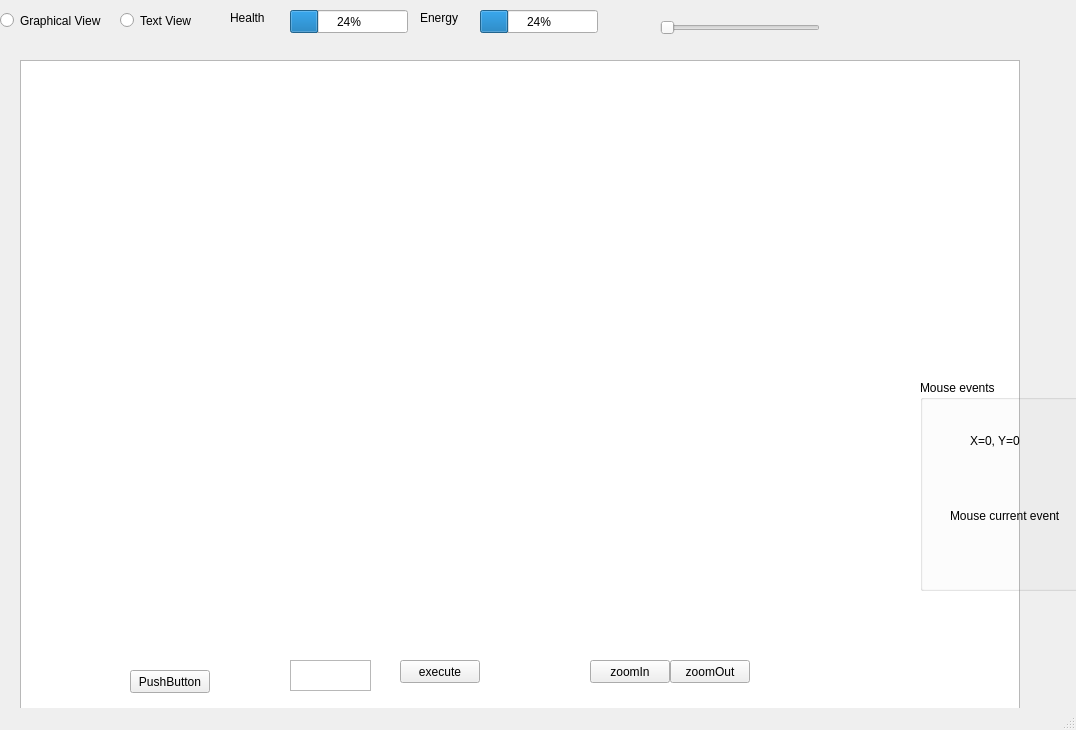
The window that mainwindow.ui (CemalYet/PathPlanner) describes before a commit, drawn with Qt 5.
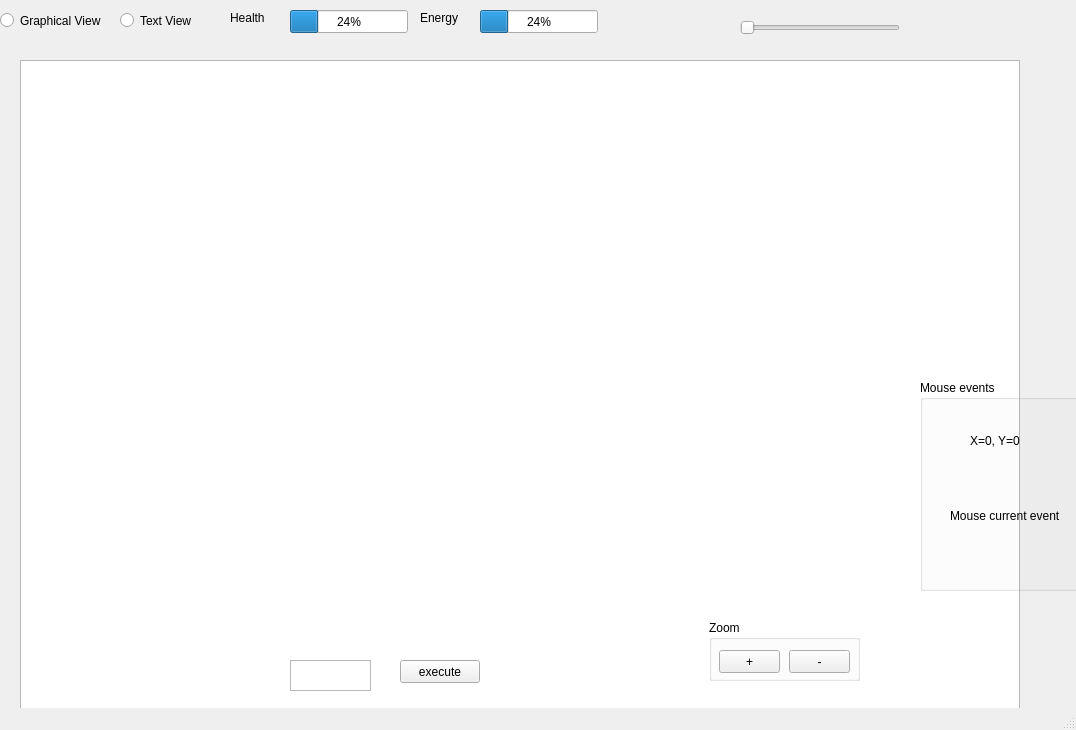
The same window after the commit. Custom widgets are drawn as their Qt base class.

What changed in the file:
```diff
--- a/mainwindow.ui
+++ b/mainwindow.ui
@@ -109,32 +109,6 @@
      <string>execute</string>
     </property>
    </widget>
-   <widget class="QPushButton" name="pushButton_2">
-    <property name="geometry">
-     <rect>
-      <x>590</x>
-      <y>660</y>
-      <width>80</width>
-      <height>23</height>
-     </rect>
-    </property>
-    <property name="text">
-     <string>zoomIn</string>
-    </property>
-   </widget>
-   <widget class="QPushButton" name="pushButton_3">
-    <property name="geometry">
-     <rect>
-      <x>670</x>
-      <y>660</y>
-      <width>80</width>
-      <height>23</height>
-     </rect>
-    </property>
-    <property name="text">
-     <string>zoomOut</string>
-    </property>
-   </widget>
    <widget class="QRadioButton" name="radioButton">
     <property name="geometry">
      <rect>
@@ -161,19 +135,6 @@
      <string>Text View</string>
     </property>
    </widget>
-   <widget class="QPushButton" name="pushButton_4">
-    <property name="geometry">
-     <rect>
-      <x>130</x>
-      <y>670</y>
-      <width>80</width>
-      <height>23</height>
-     </rect>
-    </property>
-    <property name="text">
-     <string>PushButton</string>
-    </property>
-   </widget>
    <widget class="QGroupBox" name="groupBox">
     <property name="geometry">
      <rect>
@@ -232,7 +193,7 @@
    <widget class="QSlider" name="h_weight">
     <property name="geometry">
      <rect>
-      <x>660</x>
+      <x>740</x>
       <y>20</y>
       <width>160</width>
       <height>16</height>
@@ -242,6 +203,45 @@
      <enum>Qt::Horizontal</enum>
     </property>
    </widget>
+   <widget class="QGroupBox" name="zoom_group">
+    <property name="geometry">
+     <rect>
+      <x>709</x>
+      <y>620</y>
+      <width>151</width>
+      <height>61</height>
+     </rect>
+    </property>
+    <property name="title">
+     <string>Zoom</string>
+    </property>
+    <widget class="QPushButton" name="pushButton_3">
+     <property name="geometry">
+      <rect>
+       <x>80</x>
+       <y>30</y>
+       <width>61</width>
+       <height>23</height>
+      </rect>
+     </property>
+     <property name="text">
+      <string>-</string>
+     </property>
+    </widget>
+    <widget class="QPushButton" name="pushButton_2">
+     <property name="geometry">
+      <rect>
+       <x>10</x>
+       <y>30</y>
+       <width>61</width>
+       <height>23</height>
+      </rect>
+     </property>
+     <property name="text">
+      <string>+</string>
+     </property>
+    </widget>
+   </widget>
   </widget>
   <widget class="QMenuBar" name="menubar">
    <property name="geometry">
```
Left out of the diff: 2 changed lines with no effect on the pictures.
